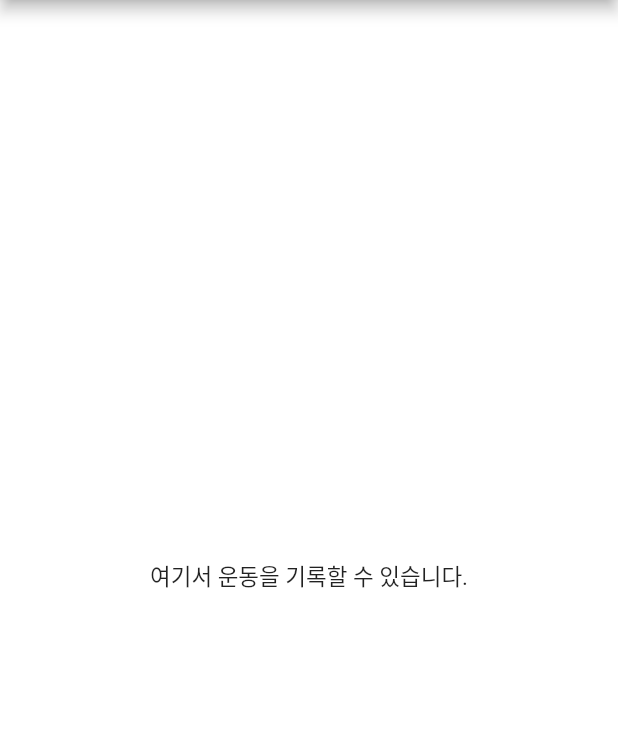
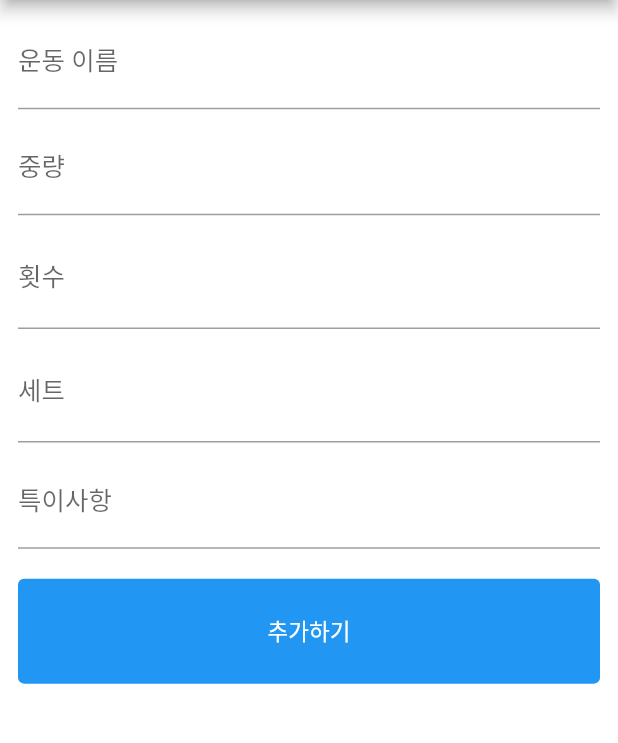
Before and after one commit to krapli441/anabolic, a Flutter app: the ExerciseRecord screen opened directly, on a phone screen of 412 x 824 dp, the part 84-827 px from its top. Run offline on Flutter 3.47's test engine with Material 2 defaults, Android fonts, the phone set to English and light mode, and no system bars; our stand-ins replace dotted_border, google_fonts, table_calendar.

Commit message:
overflowed 이슈 해결

```diff
--- a/anabolic/lib/exercise.dart
+++ b/anabolic/lib/exercise.dart
@@ -1,5 +1,6 @@
 import 'package:flutter/material.dart';
 import 'package:dotted_border/dotted_border.dart';
+import 'package:flutter/services.dart';
 
 class ExerciseList extends StatefulWidget {
   final DateTime selectedDate;
@@ -12,6 +13,8 @@ class ExerciseList extends StatefulWidget {
 class _ExerciseState extends State<ExerciseList> {
   @override
   Widget build(BuildContext context) {
+    double width = MediaQuery.of(context).size.width * 0.85;
+
     return Scaffold(
       appBar: AppBar(
         title: Text(
@@ -33,8 +36,7 @@ class _ExerciseState extends State<ExerciseList> {
                   child: ElevatedButton(
                     style: ButtonStyle(
                       elevation: MaterialStateProperty.all(0), // 그림자 제거
-                      minimumSize:
-                          MaterialStateProperty.all(const Size(350, 70)),
+                      minimumSize: MaterialStateProperty.all(Size(width, 70)),
                       backgroundColor: MaterialStateProperty.all(Colors.white),
                     ),
                     onPressed: () {
@@ -65,17 +67,90 @@ class _ExerciseState extends State<ExerciseList> {
   }
 }
 
-class ExerciseRecord extends StatelessWidget {
+class ExerciseRecord extends StatefulWidget {
   const ExerciseRecord({Key? key}) : super(key: key);
 
   @override
+  _ExerciseRecordState createState() => _ExerciseRecordState();
+}
+
+class _ExerciseRecordState extends State<ExerciseRecord> {
+  TextEditingController exerciseController = TextEditingController();
+  TextEditingController weightController = TextEditingController();
+  TextEditingController repsController = TextEditingController();
+  TextEditingController setsController = TextEditingController();
+  TextEditingController notesController = TextEditingController();
+
+  @override
   Widget build(BuildContext context) {
+    double width = MediaQuery.of(context).size.width * 1;
+
     return Scaffold(
       appBar: AppBar(
         title: const Text('운동 기록'),
       ),
-      body: const Center(
-        child: Text('여기서 운동을 기록할 수 있습니다.'),
+      body: Padding(
+        padding: const EdgeInsets.all(12.0),
+        child: SingleChildScrollView(
+          child: Column(
+            children: [
+              TextField(
+                controller: exerciseController,
+                decoration: const InputDecoration(labelText: '운동 이름'),
+              ),
+              const SizedBox(height: 10),
+              TextField(
+                controller: weightController,
+                decoration:
+                    const InputDecoration(labelText: '중량', suffixText: 'kg'),
+                keyboardType: TextInputType.number,
+                inputFormatters: <TextInputFormatter>[
+                  FilteringTextInputFormatter.digitsOnly
+                ],
+              ),
+              const SizedBox(height: 10),
+              TextField(
+                controller: repsController,
+                decoration:
+                    const InputDecoration(labelText: '횟수', suffixText: '회'),
+                keyboardType: TextInputType.number,
+                inputFormatters: <TextInputFormatter>[
+                  FilteringTextInputFormatter.digitsOnly
+                ],
+              ),
+              const SizedBox(height: 10),
+              TextField(
+                controller: setsController,
+                decoration:
+                    const InputDecoration(labelText: '세트', suffixText: '세트'),
+                keyboardType: TextInputType.number,
+                inputFormatters: <TextInputFormatter>[
+                  FilteringTextInputFormatter.digitsOnly
+                ],
+              ),
+              const SizedBox(height: 10),
+              TextField(
+                controller: notesController,
+                decoration: const InputDecoration(labelText: '특이사항'),
+              ),
+              const SizedBox(height: 20),
+              ElevatedButton(
+                style: ButtonStyle(
+                  elevation: MaterialStateProperty.all(0), // 그림자 제거
+                  minimumSize: MaterialStateProperty.all(Size(width, 70)),
+                  backgroundColor: MaterialStateProperty.all(Colors.blue),
+                ),
+                onPressed: () {
+                  // 여기서 상태에 입력된 정보를 저장할 수 있습니다.
+                  // 예를 들어, List나 Map에 저장할 수 있습니다.
+                  // 이후에 ExerciseList 페이지로 돌아갑니다.
+                  Navigator.pop(context);
+                },
+                child: const Text('추가하기'),
+              ),
+            ],
+          ),
+        ),
       ),
     );
   }
```
